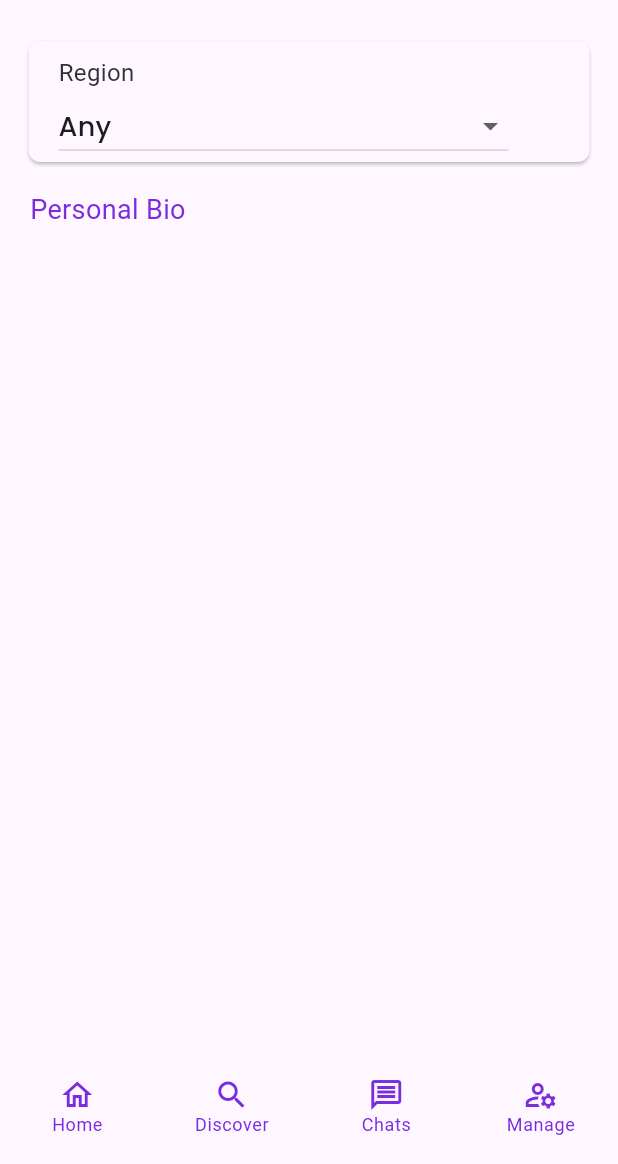
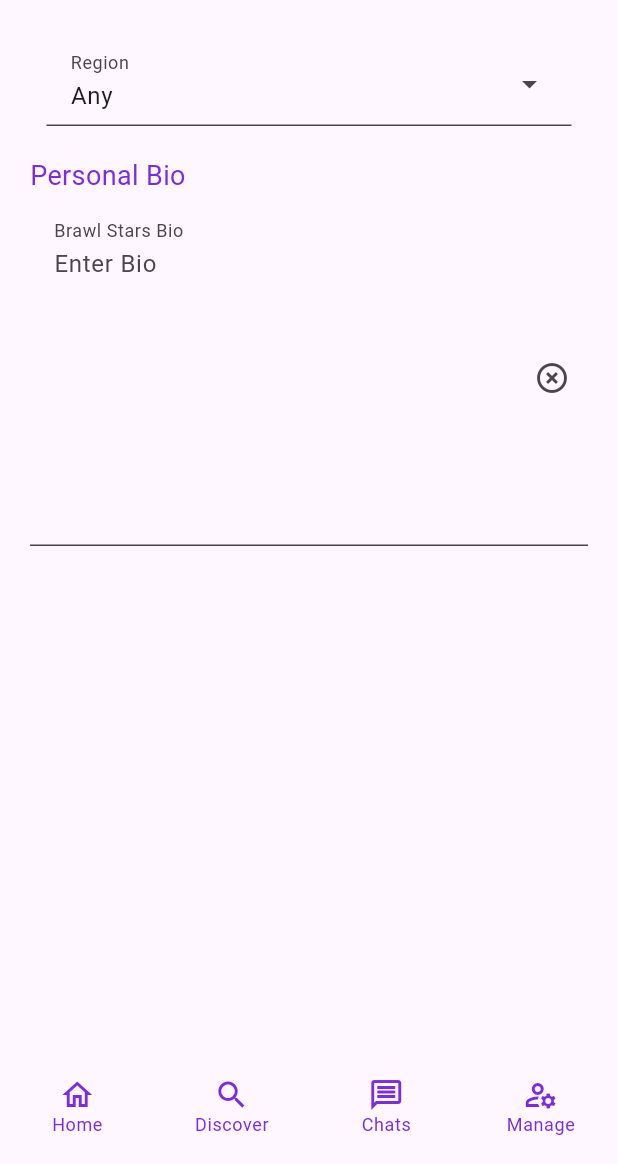
Before and after one commit to CS206-Unify/unify_frontend, a Flutter app: the BrawlStarsProfilePage screen opened by its route, on a phone screen of 412 x 824 dp, the part 72-1236 px from its top. Run offline on Flutter 3.47's test engine with Material 3 defaults, Android fonts, the phone set to English and light mode, and no system bars; our stand-ins replace flutter_secure_storage, go_router, logger, shared_preferences; accounts and stored records are empty.

Commit message:
Updated Region to use Dropdownmenu instead of dropdownbutton

```diff
--- a/lib/widgets/profile/screens/brawlstarsprofile_page.dart
+++ b/lib/widgets/profile/screens/brawlstarsprofile_page.dart
@@ -1,10 +1,10 @@
 import 'package:flutter/material.dart';
-import 'package:go_router/go_router.dart';
 import 'package:unify/widgets/common/nav/bottom_navigation_bar.dart';
 import 'package:unify/widgets/common/nav/top_app_bar.dart';
 
 const List<String> list = <String>['Any','North America', 'Latin America', 'Brazil', 'Europe', 'Korea', 'Asia Pacific'];
 String dropdownValue = 'Any';
+var _controller = TextEditingController();
 
 class BrawlStarsProfilePage extends StatefulWidget {
   const BrawlStarsProfilePage({super.key, this.title, this.game, this.profileImg});
@@ -31,62 +31,88 @@ class _BrawlStarsProfilePageState extends State<BrawlStarsProfilePage> {
           mainAxisAlignment: MainAxisAlignment.start,
           crossAxisAlignment: CrossAxisAlignment.start,
           children: <Widget>[
+            SizedBox(
+              height:20 ,
+            ),
             //Outside padding for Card
-            Padding(
-              padding: const EdgeInsets.all(15.0),
+            // Padding(
+            //   padding: const EdgeInsets.all(15.0),
 
-              //Card for Region
-              child: Card(
-                shape: RoundedRectangleBorder(
-                  borderRadius: BorderRadius.circular(8.0),
-                ),
-                child: Padding(
-                  padding: const EdgeInsets.fromLTRB(20, 10, 0, 0),
-                  child: Row(
-                    mainAxisAlignment: MainAxisAlignment.spaceBetween,
-                    children: [
-                      Container(
-                        width: 300,
-                        child: Column(
-                          crossAxisAlignment: CrossAxisAlignment.start,
-                          children: [
-                            Text(
-                              'Region',
-                              style: TextStyle(
-                                fontSize: 16.0,
-                                color: Theme.of(context).colorScheme.inverseSurface,
-                              ),
-                            ),
-                            DropdownButton<String>(
-                              isExpanded: true,
-                              items: list.map((String value) {
-                                return DropdownMenuItem<String>(
-                                  value: value,
-                                  child: Text(
-                                    value,
-                                    style: const TextStyle(
-                                      fontSize: 18,
-                                      fontWeight: FontWeight.normal,
-                                    ),
-                                  ),
-                                );
-                              }).toList(),
-                              value: dropdownValue,
-                              onChanged: (String? newValue) {
-                                setState(() {
-                                  dropdownValue = newValue!;
-                                });
-                              },
-                              borderRadius: BorderRadius.zero,
-                            ),
-                          ],
-                        ),
-                      ),
-                    ],
-                  ),
+            //   //Card for Region
+            //   child: Card(
+            //     shape: RoundedRectangleBorder(
+            //       borderRadius: BorderRadius.circular(8.0),
+            //     ),
+            //     child: Padding(
+            //       padding: const EdgeInsets.fromLTRB(20, 10, 0, 0),
+            //       child: Row(
+            //         mainAxisAlignment: MainAxisAlignment.spaceBetween,
+            //         children: [
+            //           Container(
+            //             width: 300,
+            //             child: Column(
+            //               crossAxisAlignment: CrossAxisAlignment.start,
+            //               children: [
+            //                 Text(
+            //                   'Region',
+            //                   style: TextStyle(
+            //                     fontSize: 14.0,
+            //                     color: Theme.of(context).colorScheme.inverseSurface,
+            //                   ),
+            //                 ),
+            //                 DropdownButton<String>(
+            //                   isExpanded: true,
+            //                   items: list.map((String value) {
+            //                     return DropdownMenuItem<String>(
+            //                       value: value,
+            //                       child: Text(
+            //                         value,
+            //                         style: const TextStyle(
+            //                           fontSize: 18,
+            //                           fontWeight: FontWeight.normal,
+            //                         ),
+            //                       ),
+            //                     );
+            //                   }).toList(),
+            //                   value: dropdownValue,
+            //                   onChanged: (String? newValue) {
+            //                     setState(() {
+            //                       dropdownValue = newValue!;
+            //                     });
+            //                   },
+            //                   borderRadius: BorderRadius.zero,
+            //                 ),
+            //               ],
+            //             ),
+            //           ),
+            //         ],
+            //       ),
+            //     ),
+            //   ),
+            // ),
+
+            //Attempt at Region Drop Down Menu instead
+            Center(
+              child: DropdownMenu(
+                label: const Text('Region'),
+                width: 350,
+                initialSelection: dropdownValue,
+                dropdownMenuEntries: list.map((String item) {
+                  return DropdownMenuEntry(
+                    value: item,
+                    label: item,
+                  );
+                }).toList(),
+                inputDecorationTheme: const InputDecorationTheme(
+                  filled: true,
+                  constraints: BoxConstraints.expand()
                 ),
               ),
             ),
+
+            SizedBox(height: 20,),
+
+            //Title for personal Bio
             Padding(
               padding: const EdgeInsets.fromLTRB(20, 0, 0, 0),
               child: Text('Personal Bio',
@@ -96,6 +122,29 @@ class _BrawlStarsProfilePageState extends State<BrawlStarsProfilePage> {
                 ),
               ),
             ),
+
+              //Card for Personal Bio
+              Padding(
+                padding: EdgeInsets.fromLTRB(20, 10, 20, 0),
+                child: Stack(
+                  children: [
+                    TextField(
+                      decoration: InputDecoration(
+                        filled: true,
+                        labelText: 'Brawl Stars Bio',
+                        hintText: 'Enter Bio',
+                        alignLabelWithHint: true,
+                        floatingLabelBehavior: FloatingLabelBehavior.always,
+                        suffixIcon: IconButton(
+                          onPressed: _controller.clear,
+                          icon: const Icon(Icons.highlight_off),
+                        ),
+                      ),
+                      maxLines: 8,
+                    ),
+                  ],
+                ),
+              ),
           ],
         ),
       ),
```
